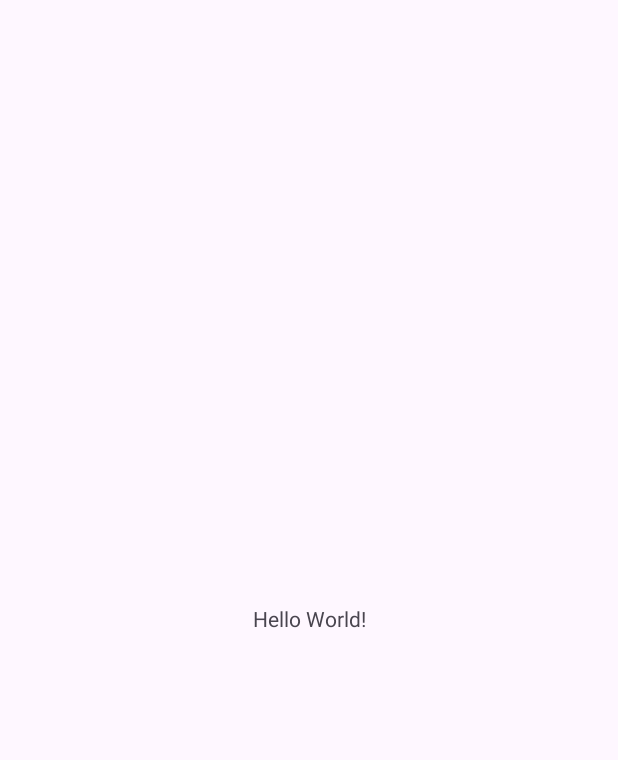
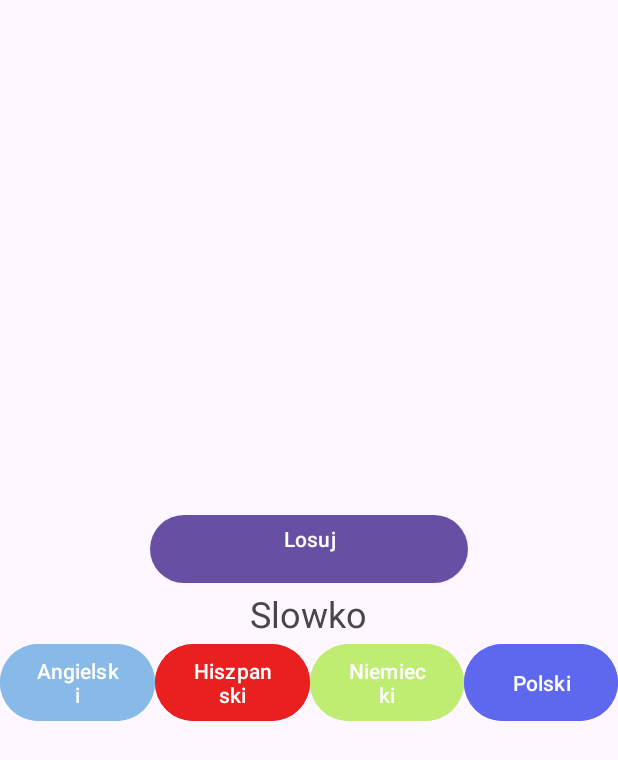
Before and after one commit to grzesiek214/Slowka3pt2gr, an Android app: the screen it shows after launch (MainActivity), on a phone screen of 412 x 824 dp. Before the commit the part shown is almost empty. Shown: the top 760 px of the screen. Run offline under Robolectric (Android 15) with nearby library versions, the phone set to English and light mode, and no system bars.

Commit message:
feat: add app view

```diff
--- /dev/null
+++ b/app/src/main/java/com/example/slowka/Slowko.java
@@ -0,0 +1,4 @@
+package com.example.slowka;
+
+public class Slowko {
+}
--- a/app/src/main/res/layout/activity_main.xml
+++ b/app/src/main/res/layout/activity_main.xml
@@ -1,19 +1,75 @@
 <?xml version="1.0" encoding="utf-8"?>
-<androidx.constraintlayout.widget.ConstraintLayout xmlns:android="http://schemas.android.com/apk/res/android"
+<LinearLayout xmlns:android="http://schemas.android.com/apk/res/android"
     xmlns:app="http://schemas.android.com/apk/res-auto"
     xmlns:tools="http://schemas.android.com/tools"
     android:id="@+id/main"
     android:layout_width="match_parent"
     android:layout_height="match_parent"
+    android:gravity="center"
+    android:orientation="vertical"
     tools:context=".MainActivity">
 
+    <Button
+        android:id="@+id/generate"
+        android:layout_width="match_parent"
+        android:layout_height="wrap_content"
+        android:layout_marginHorizontal="100dp"
+        android:paddingBottom="20dp"
+        android:text="Losuj" />
+
     <TextView
+        android:id="@+id/text"
         android:layout_width="wrap_content"
         android:layout_height="wrap_content"
-        android:text="Hello World!"
-        app:layout_constraintBottom_toBottomOf="parent"
-        app:layout_constraintEnd_toEndOf="parent"
-        app:layout_constraintStart_toStartOf="parent"
-        app:layout_constraintTop_toTopOf="parent" />
+        android:textSize="24dp"
+        android:text="Slowko" />
 
-</androidx.constraintlayout.widget.ConstraintLayout>
+    <LinearLayout
+        android:layout_width="match_parent"
+        android:layout_height="wrap_content"
+        android:orientation="horizontal">
+
+        <Button
+            android:id="@+id/btnEnglish"
+            android:layout_width="wrap_content"
+            android:width="150dp"
+            android:layout_height="match_parent"
+            android:layout_weight="1"
+            android:backgroundTint="#87B9E9"
+
+            android:text="Angielski" />
+
+        <Button
+            android:id="@+id/btnSpanish"
+            android:layout_width="wrap_content"
+            android:layout_height="match_parent"
+            android:width="150dp"
+
+            android:backgroundTint="#E92020"
+
+            android:layout_weight="1"
+            android:text="Hiszpanski" />
+
+        <Button
+            android:id="@+id/btnDeuth"
+            android:layout_width="wrap_content"
+            android:layout_height="match_parent"
+            android:width="150dp"
+
+            android:backgroundTint="#BEED71"
+
+            android:layout_weight="1"
+            android:text="Niemiecki" />
+
+        <Button
+            android:id="@+id/btnPolski"
+            android:layout_width="wrap_content"
+            android:layout_height="match_parent"
+            android:width="150dp"
+
+            android:layout_weight="1"
+            android:backgroundTint="#5E68EF"
+            android:text="Polski" />
+    </LinearLayout>
+
+</LinearLayout>
```
